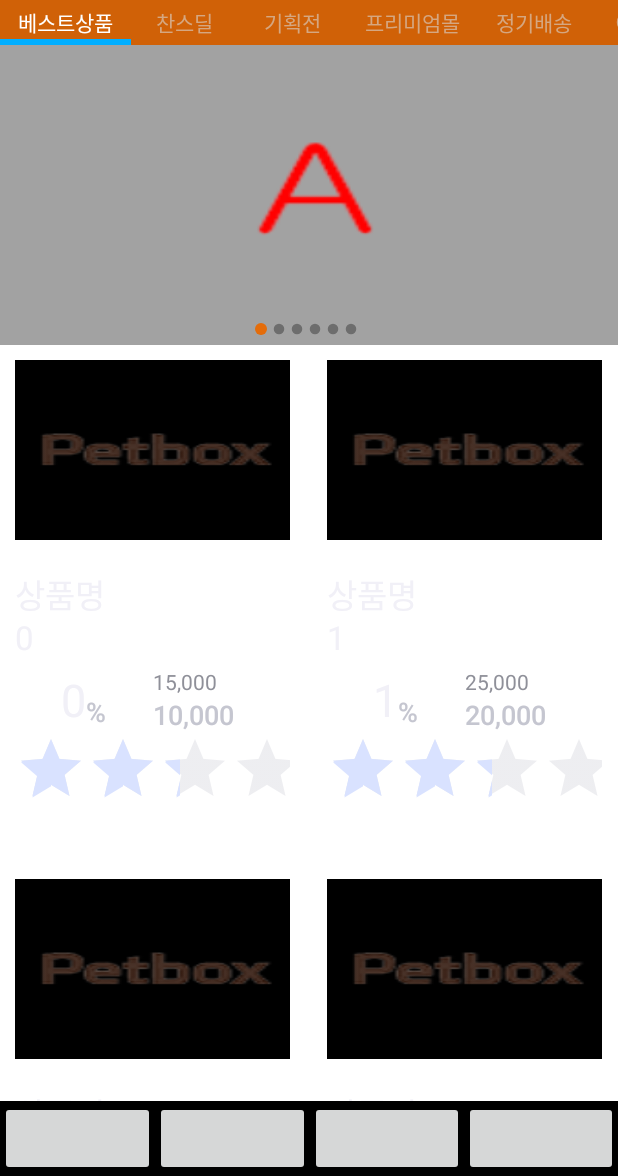
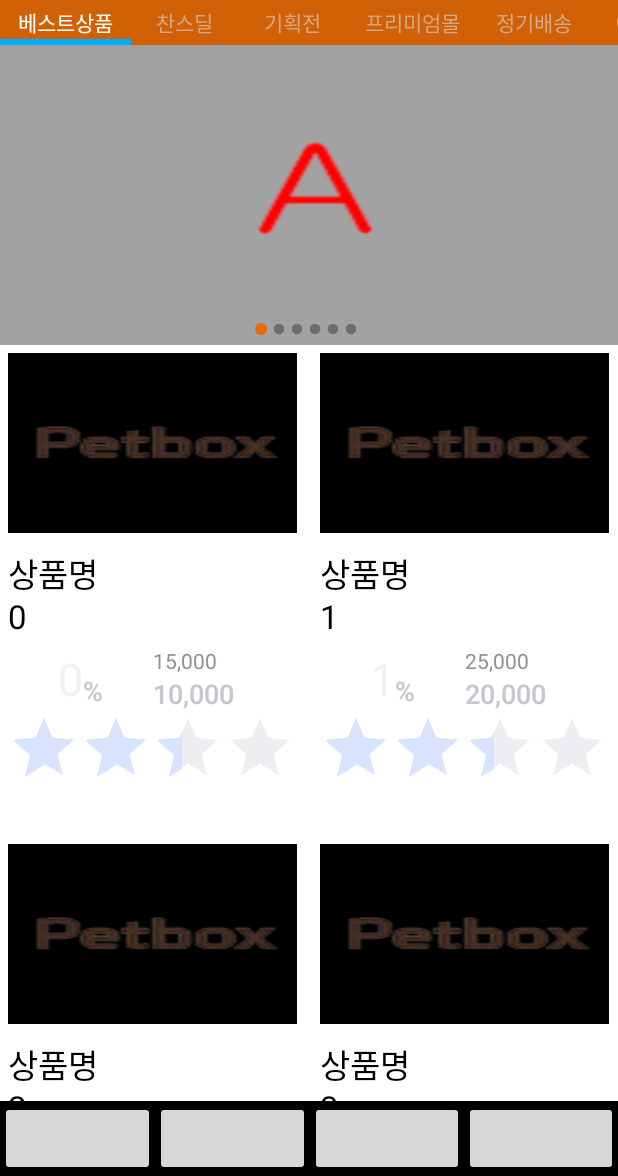
Before and after one commit to HM-Jang/PETBOX_ANDROID, an Android app: the screen it shows after launch (MainActivity), on a phone screen of 412 x 824 dp, the part 60-1236 px from its top. Run offline under Robolectric (Android 15) with nearby library versions, the phone set to English and light mode, and no system bars.

```diff
--- a/PetboxShop/app/src/main/res/layout/grid_best_good_item.xml
+++ b/PetboxShop/app/src/main/res/layout/grid_best_good_item.xml
@@ -10,7 +10,7 @@
         android:src="@drawable/no_image"
         android:scaleType="fitXY"
         android:layout_weight="1"
-        android:padding="10dp" />
+        android:padding="5dp" />
 
     <LinearLayout
         android:orientation="vertical"
@@ -18,20 +18,23 @@
         android:layout_height="match_parent"
         android:id="@+id/linear_best_good_grid"
         android:layout_weight="1.5"
-        android:padding="10dp">
+        android:paddingLeft="5dp"
+        android:paddingRight="5dp"
+        android:paddingTop="5dp"
+        android:paddingBottom="5dp">
 
         <TextView
             android:layout_width="match_parent"
             android:layout_height="wrap_content"
             android:textAppearance="?android:attr/textAppearanceLarge"
             android:text="상품명이 두줄이어도 \n 두줄까지는 노출"
-            android:id="@+id/tv_best_good_grid_name" />
+            android:id="@+id/tv_best_good_grid_name"
+            android:textColor="#ff000000" />
 
         <LinearLayout
             android:orientation="horizontal"
             android:layout_width="match_parent"
-            android:layout_height="match_parent"
-            android:layout_weight="1"
+            android:layout_height="wrap_content"
             android:paddingTop="5dp">
 
             <FrameLayout
```
